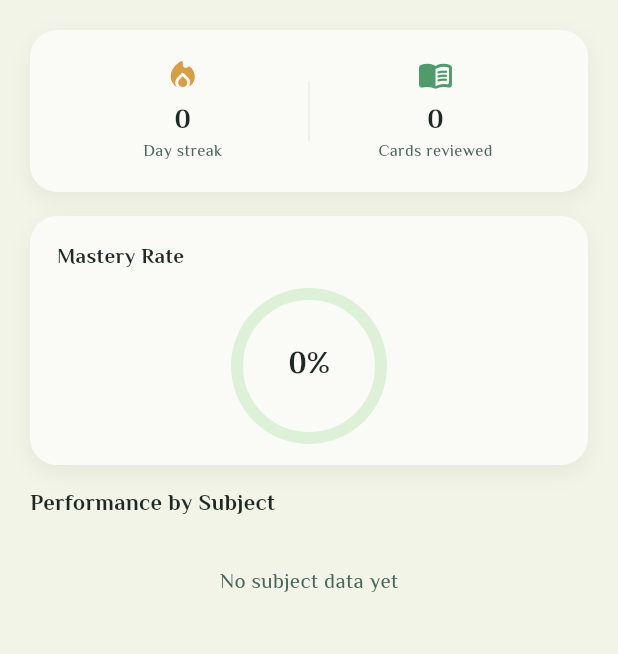
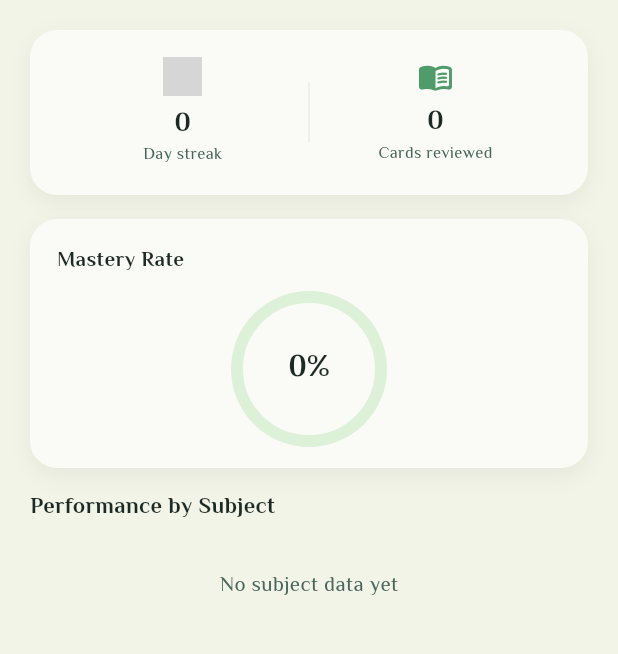
Before and after one commit to Ezel3815/soalix-mobile, a Flutter app: the ProgressScreen screen opened directly, on a phone screen of 412 x 824 dp, the part 135-789 px from its top. Run offline on Flutter 3.47's test engine with Material 3 defaults, Android fonts, the phone set to English and light mode, and no system bars; our stand-ins replace cached_network_image, curved_navigation_bar, dio, file_picker, flutter_svg, flutter_widget_from_html_core and 13 more; missing offline and left inert: flex_color_picker; accounts and stored records are empty; grey boxes are pictures that could not be loaded.

Commit message:
Refactor ProgressScreen to use image assets

```diff
--- a/lib/screens/progress_screen.dart
+++ b/lib/screens/progress_screen.dart
@@ -3,6 +3,7 @@ import 'package:get/get.dart';
 import 'package:upgrade/controllers/progress_controller.dart';
 import 'package:upgrade/resources.dart';
 import 'package:upgrade/screens/app_drawer.dart';
+import 'package:upgrade/utils/subject_icon.dart';
 
 class ProgressScreen extends StatelessWidget {
   const ProgressScreen({super.key});
@@ -171,8 +172,7 @@ class _StatisticsBody extends StatelessWidget {
               children: [
                 Expanded(
                   child: _SummaryStat(
-                    icon: Icons.local_fire_department_rounded,
-                    color: AppColor.warningColor,
+                    imageAsset: "lib/assests/images/stats/streak.png",
                     value: "${controller.streak}",
                     label: "Day streak",
                   ),
@@ -289,16 +289,16 @@ class _StatisticsBody extends StatelessWidget {
                     child: Row(
                       children: [
                         Container(
-                          width: 34,
-                          height: 34,
+                          width: 38,
+                          height: 38,
+                          padding: const EdgeInsets.all(4),
                           decoration: BoxDecoration(
-                            color: AppColor.lightGreenColor,
-                            borderRadius: BorderRadius.circular(9),
+                            color: AppColor.lightGreenColor.withOpacity(0.5),
+                            borderRadius: BorderRadius.circular(10),
                           ),
-                          child: const Icon(
-                            Icons.style_rounded,
-                            size: 16,
-                            color: AppColor.darkGreenColor,
+                          child: Image.asset(
+                            subjectIconAsset(s.title),
+                            fit: BoxFit.contain,
                           ),
                         ),
                         const SizedBox(width: 12),
@@ -350,13 +350,15 @@ class _StatisticsBody extends StatelessWidget {
 }
 
 class _SummaryStat extends StatelessWidget {
-  final IconData icon;
-  final Color color;
+  final IconData? icon;
+  final Color? color;
+  final String? imageAsset;
   final String value;
   final String label;
   const _SummaryStat({
-    required this.icon,
-    required this.color,
+    this.icon,
+    this.color,
+    this.imageAsset,
     required this.value,
     required this.label,
   });
@@ -365,7 +367,10 @@ class _SummaryStat extends StatelessWidget {
   Widget build(BuildContext context) {
     return Column(
       children: [
-        Icon(icon, color: color, size: 24),
+        if (imageAsset != null)
+          Image.asset(imageAsset!, width: 26, height: 26)
+        else
+          Icon(icon, color: color, size: 24),
         const SizedBox(height: 6),
         Text(
           value,
```
